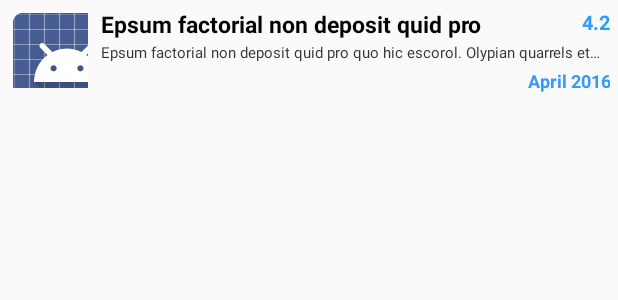
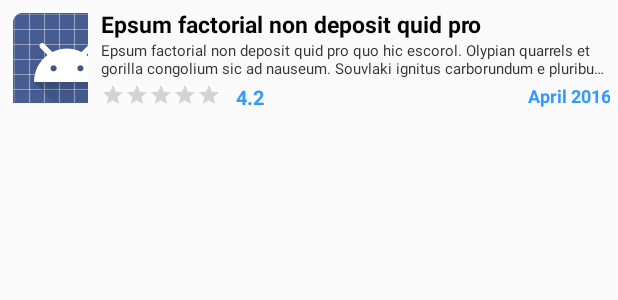
Before and after one commit to alanelias/nanodegree-android-popular-movies-v1.0, an Android app: the layout movie_list_row.xml on its own in the app's theme, with its tools: preview values and no code run, on a phone screen of 412 x 824 dp. Shown: the top 300 px of the screen. Run offline under Robolectric (Android 15) with nearby library versions, the phone set to English and light mode, and no system bars.

Commit message:
Movies List Layout - fixes + movie description changed from one line to two lines + RatingBar 5 stars added

```diff
--- a/app/src/main/res/layout/movie_list_row.xml
+++ b/app/src/main/res/layout/movie_list_row.xml
@@ -16,7 +16,7 @@
         <ImageView
             android:id="@+id/movie_row_image"
             android:layout_width="50dip"
-            android:layout_height="50dip"
+            android:layout_height="60dip"
             android:src="@android:drawable/sym_def_app_icon"
             android:scaleType="matrix" />
     </LinearLayout>
@@ -25,52 +25,66 @@
         android:id="@+id/movie_row_title"
         android:layout_width="wrap_content"
         android:layout_height="wrap_content"
-        android:layout_alignTop="@+id/movie_row_thumbnail"
-        android:layout_toLeftOf="@+id/movie_row_rate"
-        android:layout_toRightOf="@+id/movie_row_thumbnail"
         android:ellipsize="end"
         android:singleLine="true"
         android:text="Epsum factorial non deposit quid pro"
         android:textColor="#040404"
         android:textSize="15dip"
         android:textStyle="bold"
-        android:typeface="sans" />
+        android:typeface="sans"
+        android:layout_alignTop="@+id/movie_row_thumbnail"
+        android:layout_toRightOf="@+id/movie_row_thumbnail"
+        android:layout_alignRight="@+id/movie_row_description"
+        android:layout_alignEnd="@+id/movie_row_description" />
 
     <TextView
         android:id="@+id/movie_row_description"
         android:layout_width="fill_parent"
         android:layout_height="wrap_content"
         android:layout_below="@id/movie_row_title"
-        android:layout_marginTop="1dip"
         android:layout_toRightOf="@+id/movie_row_thumbnail"
         android:ellipsize="end"
-        android:singleLine="true"
         android:text="Epsum factorial non deposit quid pro quo hic escorol. Olypian quarrels et gorilla congolium sic ad nauseum. Souvlaki ignitus carborundum e pluribus unum. Defacto lingo est igpay atinlay. Marquee selectus non provisio incongruous feline nolo contendre. Gratuitous octopus niacin, sodium glutimate. Quote meon an estimate et non interruptus stadium.  "
         android:textColor="#343434"
-        android:textSize="10dip" />
+        android:textSize="10dip"
+        android:lines="2"
+        android:gravity="left"
+        android:layout_above="@+id/movie_row_date"
+        android:maxLines="2"
+        android:layout_toEndOf="@id/movie_row_thumbnail" />
+
+    <RatingBar
+        android:layout_width="wrap_content"
+        android:layout_height="wrap_content"
+        android:id="@+id/movie_rating_bar"
+        android:numStars="5"
+        style="?android:attr/ratingBarStyleSmall"
+        android:layout_below="@+id/movie_row_description"
+        android:layout_toRightOf="@+id/movie_row_thumbnail"
+        android:layout_toEndOf="@+id/movie_row_thumbnail"
+        android:stepSize="0.5" />
 
     <TextView
         android:id="@+id/movie_row_rate"
         android:layout_width="wrap_content"
         android:layout_height="wrap_content"
-        android:layout_alignParentLeft="false"
-        android:layout_alignParentRight="true"
-        android:layout_alignParentTop="false"
         android:gravity="right"
         android:text="4.2"
         android:textColor="#3399ff"
         android:textSize="13sp"
-        android:textStyle="bold" />
+        android:textStyle="bold"
+        android:layout_below="@+id/movie_row_description"
+        android:layout_toEndOf="@id/movie_rating_bar"
+        android:layout_marginLeft="10dp"
+        android:layout_marginStart="10dp" />
 
     <TextView
         android:id="@+id/movie_row_date"
         android:layout_width="wrap_content"
         android:layout_height="wrap_content"
-        android:layout_alignBottom="@+id/movie_row_thumbnail"
         android:layout_alignParentBottom="false"
         android:layout_alignParentLeft="false"
         android:layout_alignParentRight="true"
-        android:layout_alignRight="@+id/movie_row_description"
         android:layout_alignWithParentIfMissing="false"
         android:layout_centerHorizontal="false"
         android:layout_centerInParent="false"
@@ -79,6 +93,8 @@
         android:text="April 2016"
         android:textColor="#3399ff"
         android:textSize="12sp"
-        android:textStyle="bold" />
+        android:textStyle="bold"
+        android:layout_alignParentEnd="true"
+        android:layout_alignBottom="@+id/movie_row_thumbnail" />
 
 </RelativeLayout>
```
